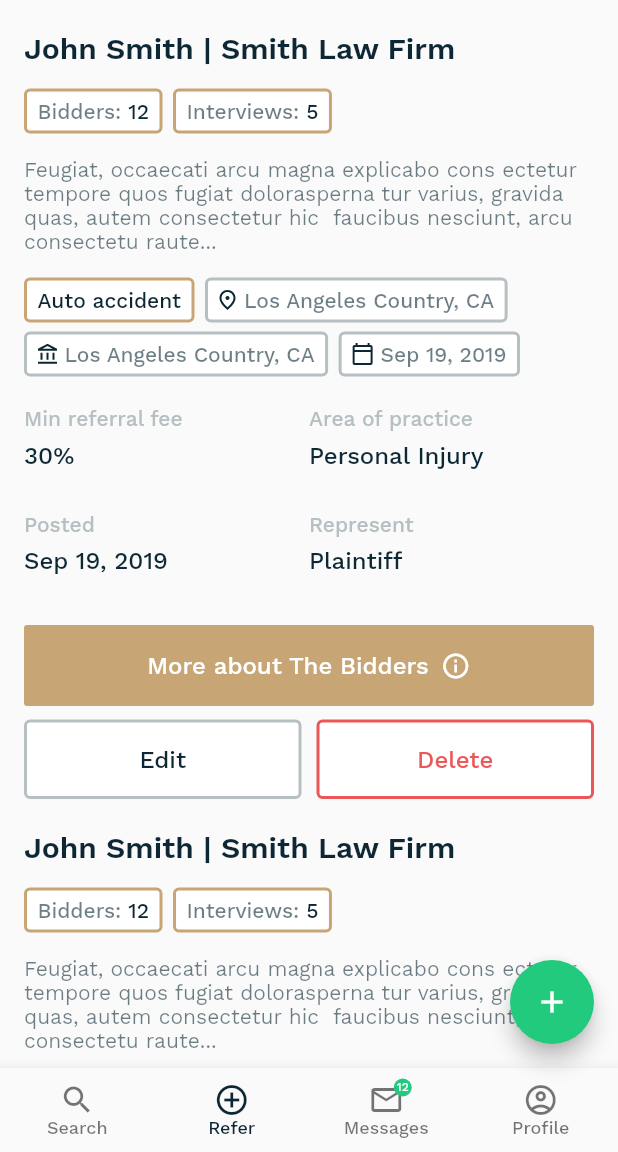
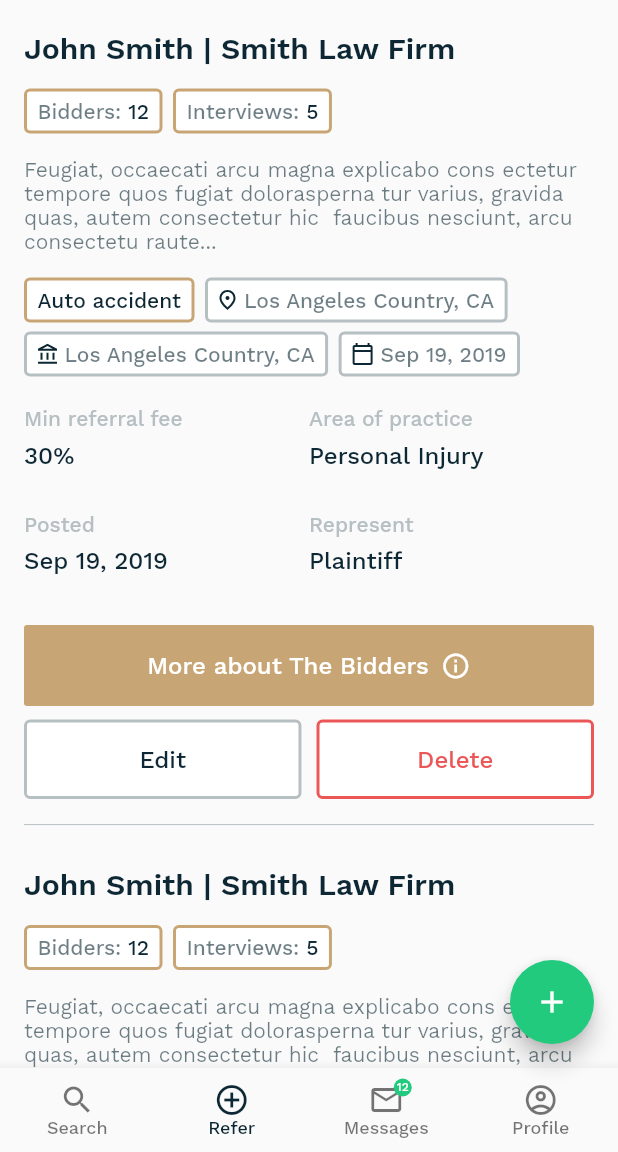
Before and after one commit to sergiyvergun/otakoyi_test_app, a Flutter app: the UsersScreen screen opened directly, on a phone screen of 412 x 824 dp, the part 84-1236 px from its top. Run offline on Flutter 3.47's test engine with Material 2 defaults, Android fonts, the phone set to English and light mode, and no system bars; our stand-ins replace flutter_svg, google_fonts, outline_material_icons.

Commit message:
Implement users screen.

```diff
--- a/lib/ui/widgets/user_info.dart
+++ b/lib/ui/widgets/user_info.dart
@@ -4,6 +4,7 @@ import 'package:otakoyi_test_app/models/user.dart';
 import 'package:otakoyi_test_app/ui/styles/colors.dart';
 import 'package:otakoyi_test_app/ui/widgets/custom_button.dart';
 import 'package:otakoyi_test_app/ui/widgets/micro_components/custom_chip.dart';
+import 'package:otakoyi_test_app/ui/widgets/micro_components/custom_divider.dart';
 import 'package:otakoyi_test_app/ui/widgets/micro_components/vertical_tag.dart';
 import 'package:provider/provider.dart';
 
@@ -37,6 +38,8 @@ class UserInfo extends StatelessWidget {
                 OrganizationButton(organizationName: user.organization),
               Container(height: 9),
               EditButtons(),
+              Container(height: 9),
+              CustomDivider(),
             ],
           ),
         ),
```
